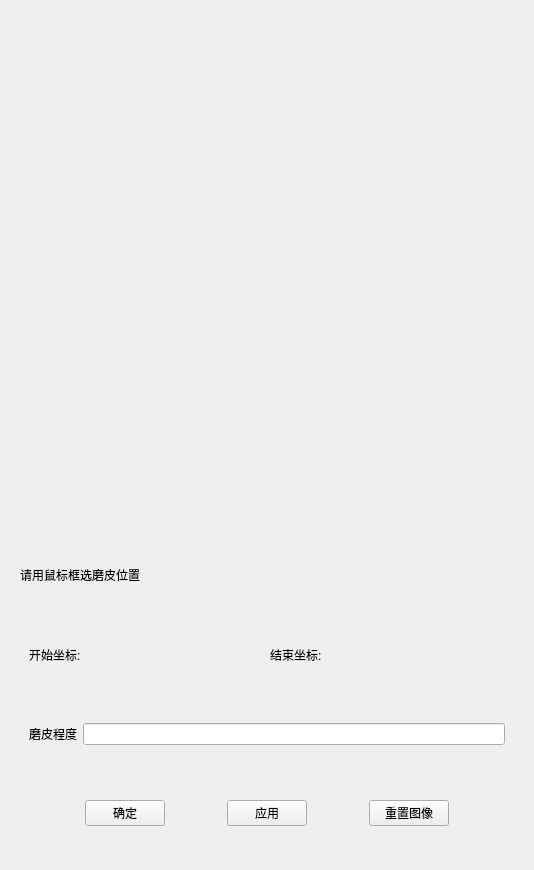
First picture: the form in ImageWithUI/mask.ui, repository Obj4ct/ImageWithUI, before the edit.
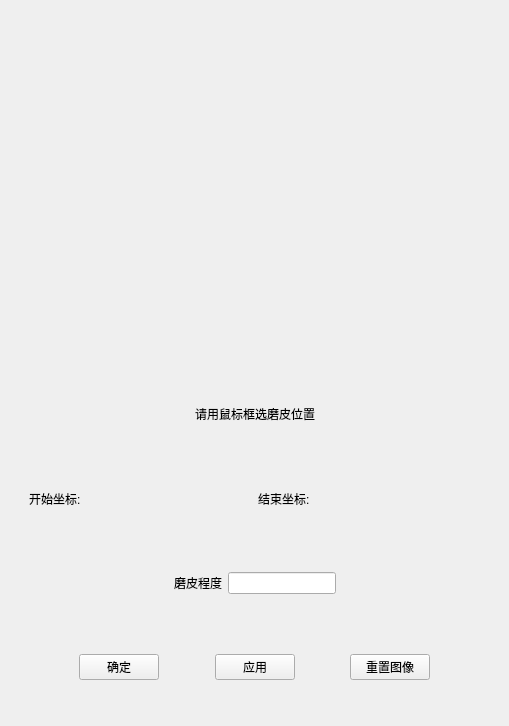
Second picture: the form after the edit.

Commit message: 图像裁剪现在可以获取主窗口的图像并且进行保存了

Diff of the .ui file:
```diff
--- a/ImageWithUI/mask.ui
+++ b/ImageWithUI/mask.ui
@@ -6,45 +6,83 @@
    <rect>
     <x>0</x>
     <y>0</y>
-    <width>534</width>
-    <height>870</height>
+    <width>509</width>
+    <height>726</height>
    </rect>
   </property>
   <property name="windowTitle">
    <string>Form</string>
   </property>
-  <layout class="QVBoxLayout" name="verticalLayout_2">
-   <item>
-    <widget class="QLabel" name="imageLabel">
-     <property name="minimumSize">
-      <size>
-       <width>512</width>
-       <height>512</height>
-      </size>
-     </property>
-     <property name="maximumSize">
-      <size>
-       <width>512</width>
-       <height>512</height>
-      </size>
-     </property>
-     <property name="text">
-      <string/>
-     </property>
-    </widget>
-   </item>
+  <layout class="QVBoxLayout" name="verticalLayout_3">
    <item>
     <widget class="QWidget" name="widget_4" native="true">
      <layout class="QVBoxLayout" name="verticalLayout">
       <item>
-       <widget class="QLabel" name="label_5">
+       <widget class="QLabel" name="imageLabel">
         <property name="text">
-         <string>请用鼠标框选磨皮位置</string>
+         <string/>
         </property>
+       </widget>
+      </item>
+     </layout>
+    </widget>
+   </item>
+   <item>
+    <widget class="QWidget" name="widget_5" native="true">
+     <layout class="QVBoxLayout" name="verticalLayout_2">
+      <item>
+       <widget class="QWidget" name="widget_7" native="true">
+        <layout class="QHBoxLayout" name="horizontalLayout_5">
+         <item>
+          <spacer name="horizontalSpacer_7">
+           <property name="orientation">
+            <enum>Qt::Horizontal</enum>
+           </property>
+           <property name="sizeHint" stdset="0">
+            <size>
+             <width>137</width>
+             <height>20</height>
+            </size>
+           </property>
+          </spacer>
+         </item>
+         <item>
+          <widget class="QLabel" name="label_5">
+           <property name="sizePolicy">
+            <sizepolicy hsizetype="Preferred" vsizetype="Fixed">
+             <horstretch>0</horstretch>
+             <verstretch>0</verstretch>
+            </sizepolicy>
+           </property>
+           <property name="text">
+            <string>请用鼠标框选磨皮位置</string>
+           </property>
+          </widget>
+         </item>
+         <item>
+          <spacer name="horizontalSpacer_8">
+           <property name="orientation">
+            <enum>Qt::Horizontal</enum>
+           </property>
+           <property name="sizeHint" stdset="0">
+            <size>
+             <width>40</width>
+             <height>20</height>
+            </size>
+           </property>
+          </spacer>
+         </item>
+        </layout>
        </widget>
       </item>
       <item>
        <widget class="QWidget" name="widget" native="true">
+        <property name="sizePolicy">
+         <sizepolicy hsizetype="Preferred" vsizetype="Preferred">
+          <horstretch>0</horstretch>
+          <verstretch>0</verstretch>
+         </sizepolicy>
+        </property>
         <layout class="QHBoxLayout" name="horizontalLayout_2">
          <item>
           <widget class="QLabel" name="label_2">
@@ -78,17 +116,49 @@
        </widget>
       </item>
       <item>
-       <widget class="QWidget" name="widget_2" native="true">
-        <layout class="QHBoxLayout" name="horizontalLayout_3">
+       <widget class="QWidget" name="widget_6" native="true">
+        <layout class="QHBoxLayout" name="horizontalLayout_4">
          <item>
-          <widget class="QLabel" name="label_6">
-           <property name="text">
-            <string>磨皮程度</string>
+          <spacer name="horizontalSpacer_6">
+           <property name="orientation">
+            <enum>Qt::Horizontal</enum>
            </property>
+           <property name="sizeHint" stdset="0">
+            <size>
+             <width>40</width>
+             <height>20</height>
+            </size>
+           </property>
+          </spacer>
+         </item>
+         <item>
+          <widget class="QWidget" name="widget_2" native="true">
+           <layout class="QHBoxLayout" name="horizontalLayout_3">
+            <item>
+             <widget class="QLabel" name="label_6">
+              <property name="text">
+               <string>磨皮程度</string>
+              </property>
+             </widget>
+            </item>
+            <item>
+             <widget class="QLineEdit" name="lineEdit_radius"/>
+            </item>
+           </layout>
           </widget>
          </item>
          <item>
-          <widget class="QLineEdit" name="lineEdit_radius"/>
+          <spacer name="horizontalSpacer_5">
+           <property name="orientation">
+            <enum>Qt::Horizontal</enum>
+           </property>
+           <property name="sizeHint" stdset="0">
+            <size>
+             <width>96</width>
+             <height>20</height>
+            </size>
+           </property>
+          </spacer>
          </item>
         </layout>
        </widget>
```
The commit also changes 5 other files.
